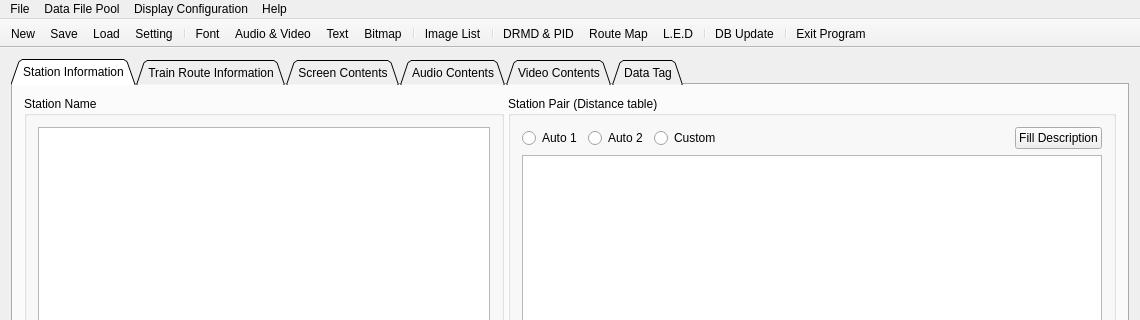
The window that kvmrt2_media_editor/kvmrt2_media_editor.ui (gyongchae/MediaEditor) describes before a commit, drawn with Qt 5; both pictures show x 0 to 1140 and y 0 to 320 of the 1140 by 839 pixel window.
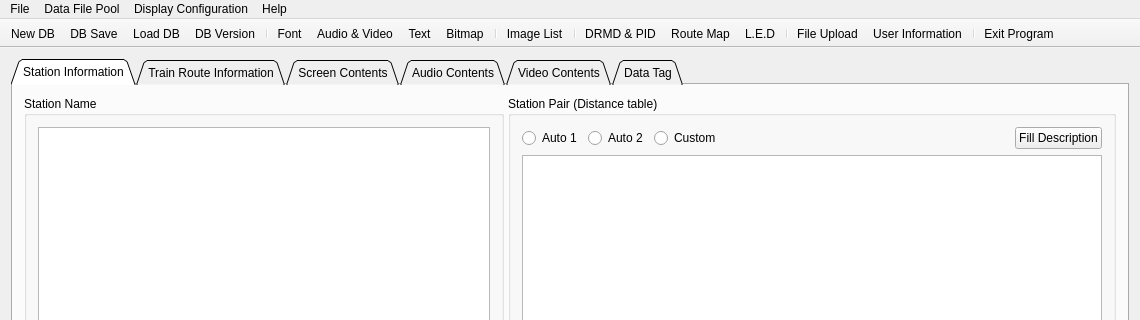
The same window after the commit. Icons and pictures are not drawn.

Commit message: user account & ini file added

What changed in the file:
```diff
--- a/kvmrt2_media_editor/kvmrt2_media_editor.ui
+++ b/kvmrt2_media_editor/kvmrt2_media_editor.ui
@@ -443,6 +443,7 @@
    <addaction name="actionLedPool"/>
    <addaction name="separator"/>
    <addaction name="actionUpdate"/>
+   <addaction name="actionUserInfo"/>
    <addaction name="separator"/>
    <addaction name="actionExit"/>
   </widget>
@@ -453,7 +454,7 @@
      <normaloff>Resources/More Kidcons Win/Icons/Barn.ico</normaloff>Resources/More Kidcons Win/Icons/Barn.ico</iconset>
    </property>
    <property name="text">
-    <string>Save</string>
+    <string>DB Save</string>
    </property>
    <property name="shortcut">
     <string>F5</string>
@@ -465,7 +466,7 @@
      <normaloff>Resources/More Kidcons Win/Icons/Baseball Diamond.ico</normaloff>Resources/More Kidcons Win/Icons/Baseball Diamond.ico</iconset>
    </property>
    <property name="text">
-    <string>Setting</string>
+    <string>DB Version</string>
    </property>
    <property name="toolTip">
     <string>ME Setting</string>
@@ -585,7 +586,7 @@
      <normaloff>Resources/More Kidcons Win/Icons/Football Helmet.ico</normaloff>Resources/More Kidcons Win/Icons/Football Helmet.ico</iconset>
    </property>
    <property name="text">
-    <string>New</string>
+    <string>New DB</string>
    </property>
    <property name="shortcut">
     <string>Ctrl+N</string>
@@ -597,7 +598,7 @@
      <normaloff>Resources/More Kidcons Win/Icons/Football.ico</normaloff>Resources/More Kidcons Win/Icons/Football.ico</iconset>
    </property>
    <property name="text">
-    <string>Load</string>
+    <string>Load DB</string>
    </property>
    <property name="shortcut">
     <string>Ctrl+O</string>
@@ -609,7 +610,7 @@
      <normaloff>Resources/More Kidcons Win/Icons/Gingerbread Man.ico</normaloff>Resources/More Kidcons Win/Icons/Gingerbread Man.ico</iconset>
    </property>
    <property name="text">
-    <string>DB Update</string>
+    <string>File Upload</string>
    </property>
   </action>
   <action name="actionLicenseInfo">
@@ -631,6 +632,11 @@
     <string>canvas test</string>
    </property>
   </action>
+  <action name="actionUserInfo">
+   <property name="text">
+    <string>User Information</string>
+   </property>
+  </action>
  </widget>
  <layoutdefault spacing="6" margin="11"/>
  <resources>
```
Left out of the diff: 6 changed lines with no effect on the pictures. The commit also changes 22 other files.
